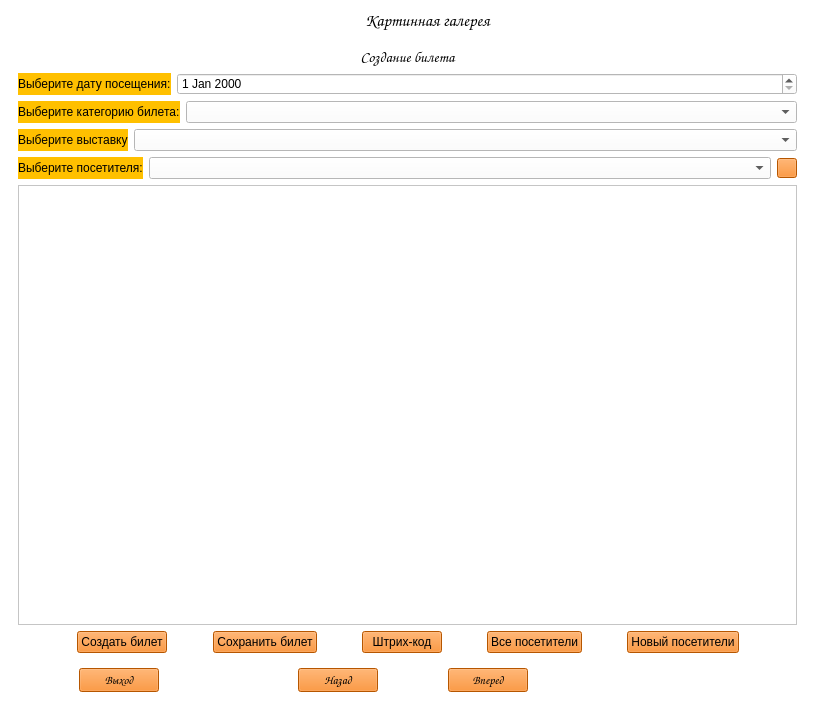
ssmlnsk/Practic2, file main.ui: the form before one commit.
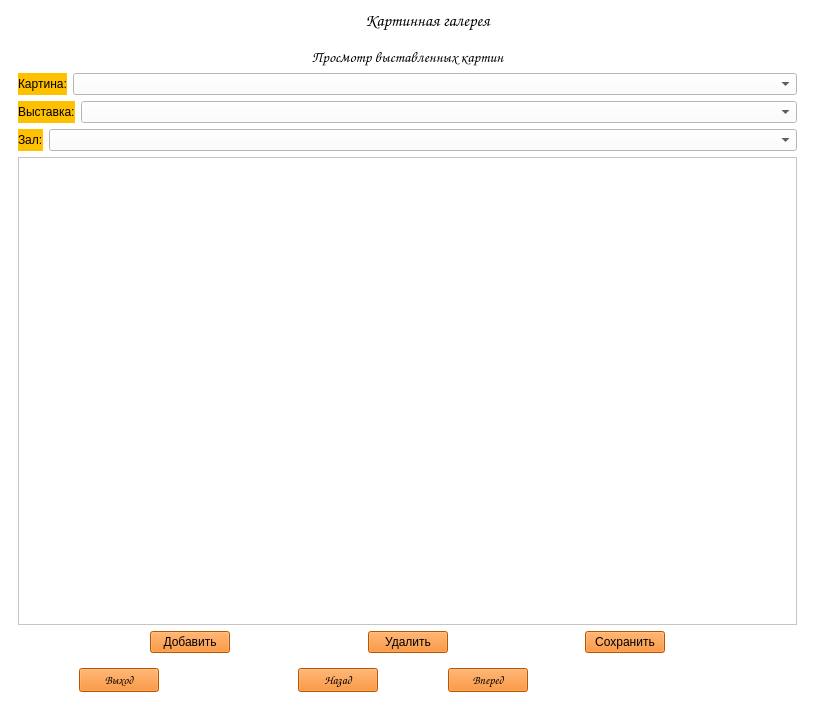
The form after the commit. Icons and pictures are not drawn.

```diff
--- a/main.ui
+++ b/main.ui
@@ -121,7 +121,7 @@
          <string notr="true">font: &quot;Comic Sans MS&quot;;</string>
         </property>
         <property name="currentIndex">
-         <number>2</number>
+         <number>7</number>
         </property>
         <widget class="QWidget" name="page_1_for_all">
          <layout class="QVBoxLayout" name="verticalLayout_3">
@@ -1285,6 +1285,182 @@
           </item>
          </layout>
         </widget>
+        <widget class="QWidget" name="page">
+         <layout class="QVBoxLayout" name="verticalLayout_5">
+          <item>
+           <layout class="QHBoxLayout" name="horizontalLayout_23" stretch="0">
+            <item>
+             <widget class="QLabel" name="label_12">
+              <property name="font">
+               <font>
+                <family>Comic Sans MS</family>
+                <pointsize>11</pointsize>
+                <weight>50</weight>
+                <italic>false</italic>
+                <bold>false</bold>
+               </font>
+              </property>
+              <property name="styleSheet">
+               <string notr="true">font: 11pt &quot;Comic Sans MS&quot;;</string>
+              </property>
+              <property name="text">
+               <string>Просмотр выставленных картин</string>
+              </property>
+              <property name="alignment">
+               <set>Qt::AlignCenter</set>
+              </property>
+             </widget>
+            </item>
+           </layout>
+          </item>
+          <item>
+           <layout class="QHBoxLayout" name="horizontalLayout_22" stretch="0,100">
+            <item>
+             <widget class="QLabel" name="label_19">
+              <property name="styleSheet">
+               <string notr="true">background-color: rgb(255,192,0);
+font: 9pt &quot;Comic Sans MS&quot;;</string>
+              </property>
+              <property name="text">
+               <string>Картина:</string>
+              </property>
+             </widget>
+            </item>
+            <item>
+             <widget class="QComboBox" name="comboBox_exhibited_picture"/>
+            </item>
+           </layout>
+          </item>
+          <item>
+           <layout class="QHBoxLayout" name="horizontalLayout_24" stretch="0,100">
+            <item>
+             <widget class="QLabel" name="label_20">
+              <property name="styleSheet">
+               <string notr="true">background-color: rgb(255,192,0);
+font: 9pt &quot;Comic Sans MS&quot;;</string>
+              </property>
+              <property name="text">
+               <string>Выставка:</string>
+              </property>
+             </widget>
+            </item>
+            <item>
+             <widget class="QComboBox" name="comboBox_exposition"/>
+            </item>
+           </layout>
+          </item>
+          <item>
+           <layout class="QHBoxLayout" name="horizontalLayout_26" stretch="0,100">
+            <item>
+             <widget class="QLabel" name="label_21">
+              <property name="styleSheet">
+               <string notr="true">background-color: rgb(255,192,0);
+font: 9pt &quot;Comic Sans MS&quot;;</string>
+              </property>
+              <property name="text">
+               <string>Зал:</string>
+              </property>
+             </widget>
+            </item>
+            <item>
+             <widget class="QComboBox" name="comboBox_room"/>
+            </item>
+           </layout>
+          </item>
+          <item>
+           <widget class="QTableWidget" name="table_exhibited_pictures"/>
+          </item>
+          <item>
+           <layout class="QHBoxLayout" name="horizontalLayout_25">
+            <item>
+             <spacer name="horizontalSpacer_23">
+              <property name="orientation">
+               <enum>Qt::Horizontal</enum>
+              </property>
+              <property name="sizeHint" stdset="0">
+               <size>
+                <width>40</width>
+                <height>20</height>
+               </size>
+              </property>
+             </spacer>
+            </item>
+            <item>
+             <widget class="QPushButton" name="btn_new_exhibited_picture">
+              <property name="styleSheet">
+               <string notr="true">background-color: rgb(255,121,0);
+font: 9pt &quot;Comic Sans MS&quot;;</string>
+              </property>
+              <property name="text">
+               <string>Добавить</string>
+              </property>
+             </widget>
+            </item>
+            <item>
+             <spacer name="horizontalSpacer_24">
+              <property name="orientation">
+               <enum>Qt::Horizontal</enum>
+              </property>
+              <property name="sizeHint" stdset="0">
+               <size>
+                <width>40</width>
+                <height>20</height>
+               </size>
+              </property>
+             </spacer>
+            </item>
+            <item>
+             <widget class="QPushButton" name="btn_delete_exhibited_picture">
+              <property name="styleSheet">
+               <string notr="true">background-color: rgb(255,121,0);
+font: 9pt &quot;Comic Sans MS&quot;;</string>
+              </property>
+              <property name="text">
+               <string>Удалить</string>
+              </property>
+             </widget>
+            </item>
+            <item>
+             <spacer name="horizontalSpacer_25">
+              <property name="orientation">
+               <enum>Qt::Horizontal</enum>
+              </property>
+              <property name="sizeHint" stdset="0">
+               <size>
+                <width>40</width>
+                <height>20</height>
+               </size>
+              </property>
+             </spacer>
+            </item>
+            <item>
+             <widget class="QPushButton" name="btn_save_exhibited_pictures">
+              <property name="styleSheet">
+               <string notr="true">background-color: rgb(255,121,0);
+font: 9pt &quot;Comic Sans MS&quot;;</string>
+              </property>
+              <property name="text">
+               <string>Сохранить</string>
+              </property>
+             </widget>
+            </item>
+            <item>
+             <spacer name="horizontalSpacer_26">
+              <property name="orientation">
+               <enum>Qt::Horizontal</enum>
+              </property>
+              <property name="sizeHint" stdset="0">
+               <size>
+                <width>40</width>
+                <height>20</height>
+               </size>
+              </property>
+             </spacer>
+            </item>
+           </layout>
+          </item>
+         </layout>
+        </widget>
        </widget>
       </item>
      </layout>
```
